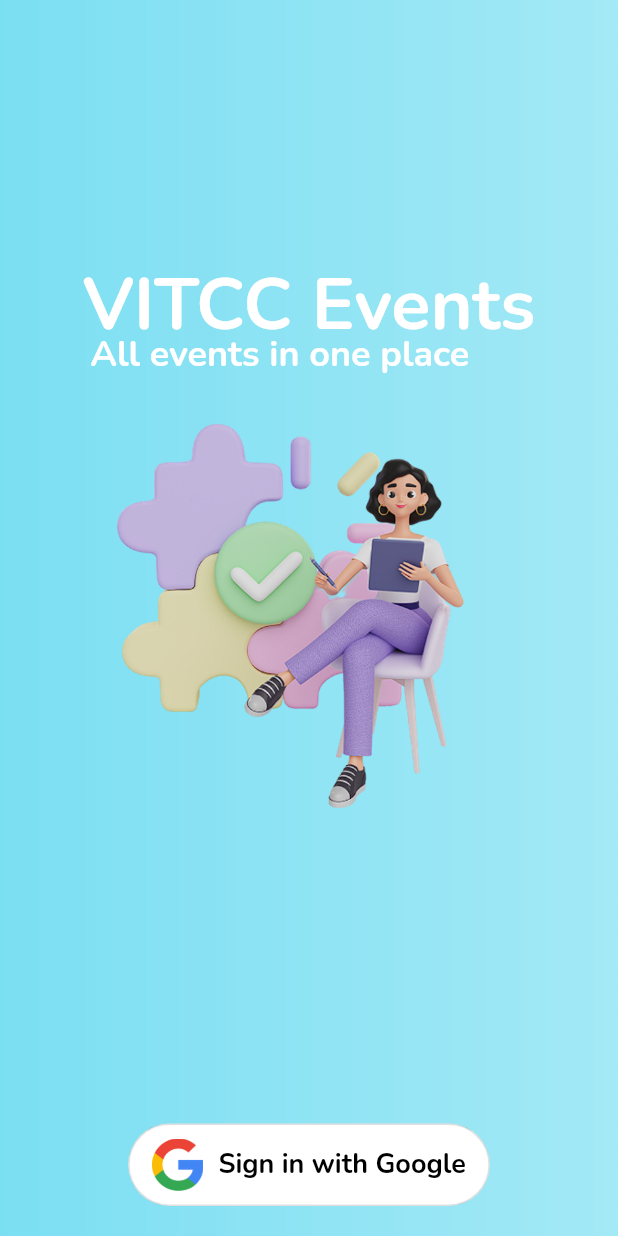
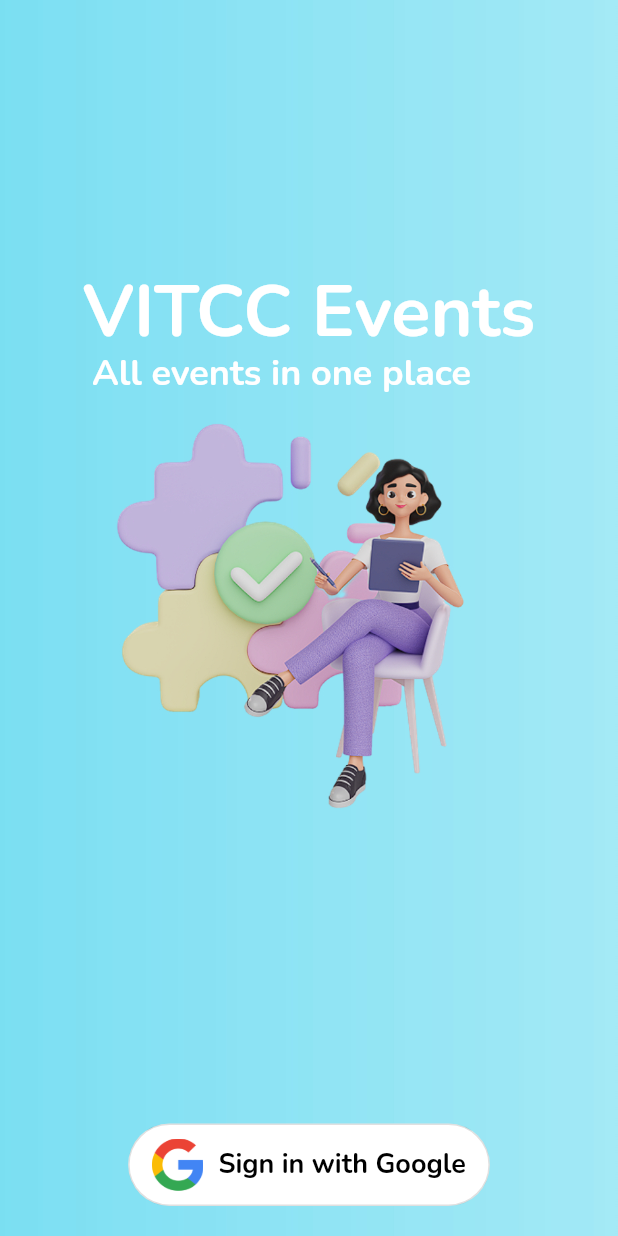
Before and after one commit to micvitc/Events-App, a Flutter app: the screen it shows after launch, on a phone screen of 412 x 824 dp. Run offline on Flutter 3.47's test engine with Material 2 defaults, Android fonts, the light colour scheme and no system bars; our stand-ins replace carousel_slider, firebase_auth, firebase_core, fluttertoast, google_fonts, google_sign_in and 1 more; missing offline and left inert: dart:ffi; accounts and stored records are empty.

Commit message:
Added MediaQuery to login page

```diff
--- a/mic_event_notifier/lib/screens/loginpage.dart
+++ b/mic_event_notifier/lib/screens/loginpage.dart
@@ -54,9 +54,12 @@
                 padding: const EdgeInsets.all(10.0),
                 child: Stack(
                   children: [
-                    Container(
-                      padding:
-                          const EdgeInsets.only(left: 35, top: 160, right: 35),
+                    Padding(
+                      padding: EdgeInsets.only(
+                          left: MediaQuery.of(context).size.width * 0.015,
+                          top: MediaQuery.of(context).size.height * 0.2,
+                          right: MediaQuery.of(context).size.width * 0.015),
+                      child: Container(
                         child: Text(
                           'VITCC Events',
                           style: GoogleFonts.nunito(
@@ -67,9 +70,12 @@
                           ),
                         ),
                       ),
+                    ),
                     Container(
-                      padding:
-                          const EdgeInsets.only(left: 40, top: 210, right: 35),
+                      padding: EdgeInsets.only(
+                          left: MediaQuery.of(context).size.width * 0.03,
+                          top: MediaQuery.of(context).size.height * 0.27,
+                          right: MediaQuery.of(context).size.height * 0.015),
                       child: Text(
                         'All events in one place',
                         style: GoogleFonts.nunito(
```
Lines whose indentation alone changed are shown as unchanged.
